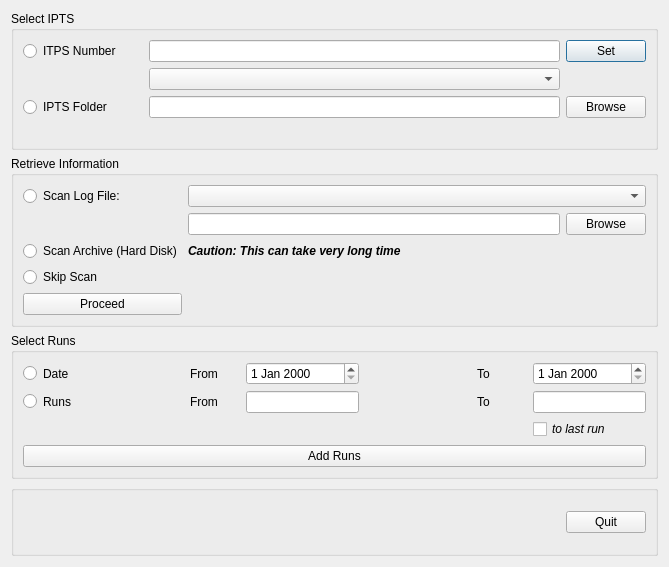
Qt form src/interface/gui/ui_DialogAddRunsIPTS.ui (neutrons/PyVDrive) before a commit.
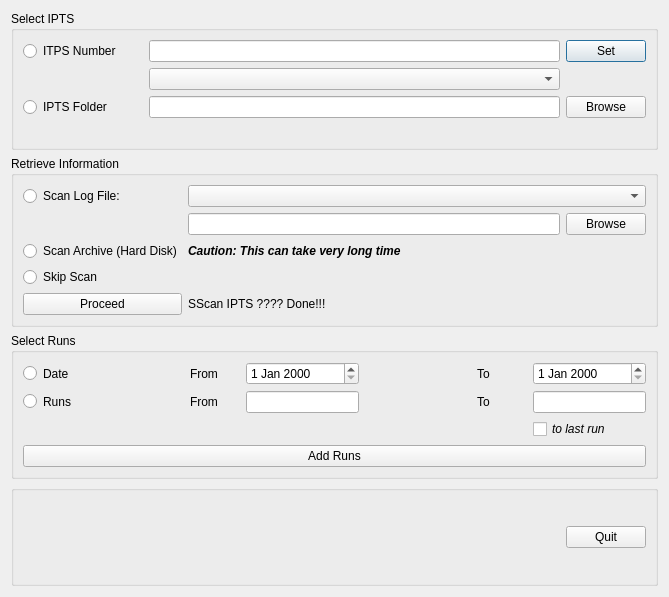
The same form after that commit.

Commit message: Refs #44. Improved the GUI layout.

```diff
--- a/src/interface/gui/ui_DialogAddRunsIPTS.ui
+++ b/src/interface/gui/ui_DialogAddRunsIPTS.ui
@@ -10,7 +10,7 @@
     <x>0</x>
     <y>0</y>
     <width>669</width>
-    <height>567</height>
+    <height>597</height>
    </rect>
   </property>
   <property name="windowTitle">
@@ -357,7 +357,7 @@
         </property>
        </widget>
       </item>
-      <item row="0" column="1">
+      <item row="0" column="2">
        <widget class="QComboBox" name="comboBox_logFilesNames">
         <property name="sizePolicy">
          <sizepolicy hsizetype="Expanding" vsizetype="Fixed">
@@ -374,7 +374,7 @@
         </property>
        </widget>
       </item>
-      <item row="2" column="1">
+      <item row="2" column="2">
        <widget class="QLabel" name="label_7">
         <property name="font">
          <font>
@@ -402,7 +402,7 @@
         </property>
        </widget>
       </item>
-      <item row="1" column="1">
+      <item row="1" column="2">
        <layout class="QHBoxLayout" name="horizontalLayout">
         <item>
          <widget class="QLineEdit" name="lineEdit_logFilePath"/>
@@ -416,6 +416,13 @@
         </item>
        </layout>
       </item>
+      <item row="4" column="2">
+       <widget class="QLabel" name="label_8">
+        <property name="text">
+         <string>SScan IPTS ???? Done!!!</string>
+        </property>
+       </widget>
+      </item>
      </layout>
     </widget>
    </item>
```
The commit also changes 4 other files.
